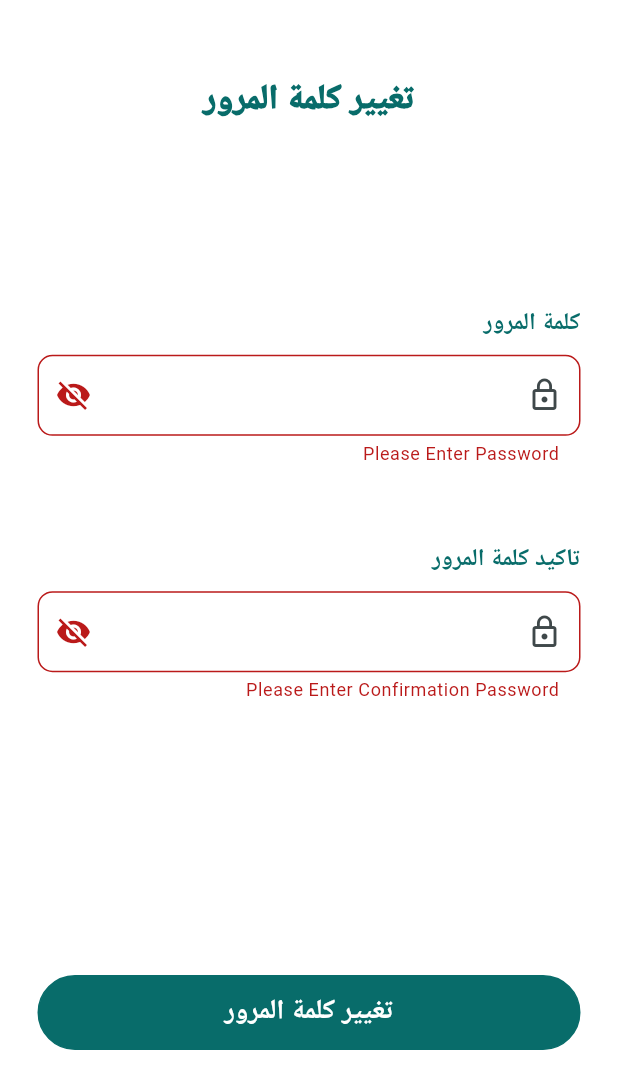
After one commit to Yara-mohamed0/production_management, a Flutter app: the ChangeForgotPassword screen opened directly, after a tap on "تغيير كلمة المرور", on a phone screen of 412 x 824 dp. The commit adds this screen. Shown: the top 1089 px of the screen. Run offline on Flutter 3.47's test engine with Material 3 defaults, Android fonts, the phone set to English and light mode, and no system bars; our stand-ins replace flutter_bloc, flutter_screenutil, google_fonts, timer_count_down.

Commit message:
Otp, Change Password and some Updates

```diff
--- a/lib/core/theming/styles.dart
+++ b/lib/core/theming/styles.dart
@@ -91,6 +91,11 @@ class AppFonts {
       fontSize: 18.sp,
       fontWeight: FontWeightHelper.bold,
       color: AppColors.blackColor);
+
+  static TextStyle font18W700Primary = GoogleFonts.scheherazadeNew(
+      fontSize: 18.sp,
+      fontWeight: FontWeightHelper.bold,
+      color: AppColors.mainColor);
 
   static TextStyle font20W700Primary = GoogleFonts.scheherazadeNew(
       fontSize: 20.sp,
--- /dev/null
+++ b/lib/features/change_password/logic/cubit/cubit.dart
@@ -0,0 +1,39 @@
+// Sign up cubit
+import 'package:flutter/material.dart';
+import 'package:flutter_bloc/flutter_bloc.dart';
+
+import 'state.dart';
+
+class ChangeForgotPasswordCubit extends Cubit<ChangeForgotPasswordState> {
+  ChangeForgotPasswordCubit() : super(ChangeForgotPasswordInitialState());
+
+  static ChangeForgotPasswordCubit get(context) => BlocProvider.of(context);
+
+  IconData suffix = Icons.visibility_off_outlined;
+  bool isPassword = true;
+
+  void changePasswordVisibility() {
+    isPassword = !isPassword;
+    suffix =
+    isPassword ? Icons.visibility_off_outlined : Icons.visibility_outlined;
+    emit(ChangeForgotPasswordChangeVisibilityState());
+  }
+
+  bool isConfirmPassword = true;
+  IconData confirmSuffix = Icons.visibility_off_outlined;
+
+  void changeConfirmPasswordVisibility() {
+    isConfirmPassword = !isConfirmPassword;
+    confirmSuffix = isConfirmPassword
+        ? Icons.visibility_off_outlined
+        : Icons.visibility_outlined;
+    emit(ChangeForgotPasswordConfirmChangeVisibilityState());
+  }
+
+
+  bool submitted = false;
+  void changeSubmitted() {
+    submitted=true;
+    emit(SignUpSubmit());
+  }
+}
--- /dev/null
+++ b/lib/features/change_password/logic/cubit/state.dart
@@ -0,0 +1,11 @@
+abstract class ChangeForgotPasswordState {}
+
+class ChangeForgotPasswordInitialState extends ChangeForgotPasswordState {}
+
+
+class ChangeForgotPasswordChangeVisibilityState extends ChangeForgotPasswordState {}
+
+class ChangeForgotPasswordConfirmChangeVisibilityState extends ChangeForgotPasswordState {}
+
+class SignUpValidState  extends ChangeForgotPasswordState {}
+class SignUpSubmit  extends ChangeForgotPasswordState {}
--- /dev/null
+++ b/lib/features/change_password/ui/screen/change_password_forget.dart
@@ -0,0 +1,165 @@
+// ignore_for_file: must_be_immutable
+
+import 'package:flutter/material.dart';
+import 'package:flutter_bloc/flutter_bloc.dart';
+import 'package:flutter_screenutil/flutter_screenutil.dart';
+
+import '../../../../../core/shared_widgets/shared_button.dart';
+
+import '../../../../../core/theming/colors.dart';
+import '../../../../core/shared_widgets/default_text_form_field.dart';
+import '../../../../core/theming/styles.dart';
+import '../../logic/cubit/cubit.dart';
+import '../../logic/cubit/state.dart';
+
+class ChangeForgotPassword extends StatelessWidget {
+  ChangeForgotPassword({super.key});
+
+  var formKey = GlobalKey<FormState>();
+  var passwordController = TextEditingController();
+  var confirmPasswordController = TextEditingController();
+
+  @override
+  Widget build(BuildContext context) {
+    return BlocProvider(
+      create: (BuildContext context) => ChangeForgotPasswordCubit(),
+      child: BlocConsumer<ChangeForgotPasswordCubit, ChangeForgotPasswordState>(
+        listener: (context, state) {},
+        builder: (context, state) {
+          var cubit = ChangeForgotPasswordCubit.get(context);
+          return Scaffold(
+            body: SafeArea(
+              child: SingleChildScrollView(
+                child: ConstrainedBox(
+                  constraints: const BoxConstraints(
+                    minHeight: 700,
+                  ),
+                  child: IntrinsicHeight(
+                    child: Padding(
+                      padding:
+                          const EdgeInsets.only(top: 50, right: 25, left: 25),
+                      child: Form(
+                        key: formKey,
+                        child: Column(
+                          crossAxisAlignment: CrossAxisAlignment.start,
+                          children: [
+                            Center(
+                              child: Text(
+                                "تغيير كلمة المرور",
+                                style: AppFonts.font20W900Primary,
+                              ),
+                            ),
+                            const SizedBox(
+                              height: 119,
+                            ),
+
+                            Text(
+                              'كلمة المرور',
+                              style: AppFonts.font14W700Primary,
+                            ),
+                            SizedBox(
+                              height: 8.h,
+                            ),
+                            DefaultTextFormField(
+                              controller: passwordController,
+                              isPassword: cubit.isPassword,
+                              readOnly: false,
+                              color: AppColors.greyColor,
+                              style: AppFonts.font14W700Black,
+                              borderSide: const BorderSide(
+                                color: AppColors.lightGrey,
+                              ),
+                              prefixIcon: const Icon(Icons.lock_outline),
+                              suffixIcon: cubit.isPassword
+                                  ? Icons.visibility_off
+                                  : Icons.visibility,
+                              suffixPressed: () =>
+                                  cubit.changePasswordVisibility(),
+                              validator: (value) {
+                                if (value!.isEmpty) {
+                                  return 'Please Enter Password';
+                                }
+                                if (value.length < 6) {
+                                  return 'Password must be at least 6 characters long';
+                                }
+                                if (!RegExp(r'(?=.*[a-z])').hasMatch(value)) {
+                                  return 'Password must contain at least one lowercase letter';
+                                }
+                                if (!RegExp(r'(?=.*[A-Z])').hasMatch(value)) {
+                                  return 'Password must contain at least one uppercase letter';
+                                }
+                                if (!RegExp(r'(?=.*[@$!%*?&_])')
+                                    .hasMatch(value)) {
+                                  return 'Password must contain at least one special character';
+                                }
+                                return null;
+                              },
+                              type: TextInputType.visiblePassword,
+                            ),
+
+                            const SizedBox(
+                              height: 50,
+                            ),
+
+                            Text(
+                              'تاكيد كلمة المرور',
+                              style: AppFonts.font14W700Primary,
+                            ),
+                            SizedBox(
+                              height: 8.h,
+                            ),
+                            DefaultTextFormField(
+                              controller: confirmPasswordController,
+                              isPassword: cubit.isConfirmPassword,
+                              readOnly: false,
+                              color: AppColors.greyColor,
+                              style: AppFonts.font14W700Black,
+                              borderSide: const BorderSide(
+                                color: AppColors.lightGrey,
+                              ),
+                              prefixIcon: const Icon(Icons.lock_outline),
+                              suffixIcon: cubit.isConfirmPassword
+                                  ? Icons.visibility_off
+                                  : Icons.visibility,
+                              suffixPressed: () =>
+                                  cubit.changeConfirmPasswordVisibility(),
+                              validator: (value) {
+                                if (value!.isEmpty) {
+                                  return 'Please Enter Confirmation Password';
+                                }
+                                if (value != passwordController.text) {
+                                  return 'Passwords do not match';
+                                }
+                                return null;
+                              },
+                              type: TextInputType.visiblePassword,
+                            ),
+
+                            const Spacer(),
+                            // Spacer added here
+                            SharedButton(
+                              text: "تغيير كلمة المرور",
+                              color: AppColors.mainColor,
+                              style: AppFonts.font16W700White,
+                              function: () {
+                                cubit.changeSubmitted();
+                                if (formKey.currentState!.validate()) {
+                                  Navigator.pop(context);
+                                }
+                              },
+                            ),
+                            // const SizedBox(height: 20), // Adding some padding at the bottom
+                          ],
+                        ),
+                      ),
+                    ),
+                  ),
+                ),
+              ),
+            ),
+          );
+        },
+      ),
+    );
+  }
+}
--- a/lib/features/login/ui/screen/login_screen.dart
+++ b/lib/features/login/ui/screen/login_screen.dart
@@ -50,7 +50,7 @@ class LoginScreen extends StatelessWidget {
                           ),
                           Text(
                             'البريد الالكتروني',
-                            style: AppFonts.font18W700Black,
+                            style: AppFonts.font18W700Primary,
                           ),
                           SizedBox(
                             height: 8.h,
@@ -78,7 +78,7 @@ class LoginScreen extends StatelessWidget {
                           ),
                           Text(
                             'كلمة المرور',
-                            style: AppFonts.font18W700Black,
+                            style: AppFonts.font18W700Primary,
                           ),
                           SizedBox(
                             height: 8.h,
--- a/pubspec.yaml
+++ b/pubspec.yaml
@@ -36,6 +36,7 @@ dependencies:
     sdk: flutter
   bloc:
   flutter_bloc:
+  timer_count_down:
 # The following adds the Cupertino Icons font to your application.
   # Use with the CupertinoIcons class for iOS style icons.
   cupertino_icons: ^1.0.6
```
Also changed, not shown: lib/features/login/ui/screen/forget_password_bottomsheet.dart (+8 -7 lines), lib/features/otp/logic/cubit.dart (added, +17 -0 lines), lib/features/otp/logic/state.dart (added, +12 -0 lines), lib/features/otp/ui/screen/validation_code.dart (added, +162 -0 lines), lib/features/otp/ui/widgets/codeInputs.dart (added, +140 -0 lines), lib/features/otp/ui/widgets/countDown.dart (added, +49 -0 lines), pubspec.lock.
